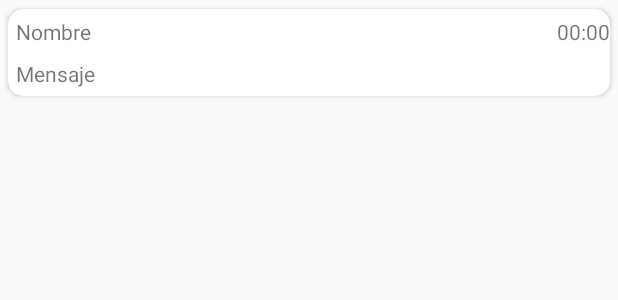
After one commit to Daniel884936/SalaChat, an Android app: the layout card_view_mensajes.xml on its own in the app's theme, with its tools: preview values and no code run, on a phone screen of 412 x 824 dp. The commit adds this screen. Shown: the top 300 px of the screen. Run offline under Robolectric (Android 15) with nearby library versions, the phone set to English and light mode, and no system bars.

Commit message:
Chat terminado

```diff
--- /dev/null
+++ b/Aplicaciones/Android/SalaChat/app/src/main/res/layout/card_view_mensajes.xml
@@ -0,0 +1,55 @@
+<?xml version="1.0" encoding="utf-8"?>
+<androidx.cardview.widget.CardView xmlns:android="http://schemas.android.com/apk/res/android"
+    android:layout_width="match_parent"
+    android:layout_height="wrap_content"
+    app:cardUseCompatPadding="true"
+    xmlns:app="http://schemas.android.com/apk/res-auto"
+    app:cardCornerRadius="10dp"
+    android:orientation="horizontal">
+    <LinearLayout
+        android:layout_width="match_parent"
+        android:layout_height="wrap_content">
+        <LinearLayout
+            android:layout_width="match_parent"
+            android:orientation="vertical"
+            android:layout_height="wrap_content">
+            <LinearLayout
+                android:layout_width="match_parent"
+                android:layout_height="wrap_content">
+                <TextView
+                    android:id="@+id/txtNombre"
+                    android:padding="5dp"
+                    android:text="Nombre"
+                    android:layout_width="wrap_content"
+                    android:layout_weight="1"
+                    android:layout_height="wrap_content">
+                </TextView>
+                <TextView
+                    android:id="@+id/txtHora"
+                    android:layout_width="wrap_content"
+                    android:layout_height="wrap_content"
+                    android:text="00:00">
+
+                </TextView>
+            </LinearLayout>
+
+            <TextView
+                android:id="@+id/txtMensaje"
+                android:paddingRight="5dp"
+                android:paddingLeft="5dp"
+                android:paddingBottom="5dp"
+                android:layout_marginTop="3dp"
+                android:text="Mensaje"
+                android:layout_width="wrap_content"
+                android:layout_height="wrap_content">
+            </TextView>
+            <ImageView
+                android:visibility="gone"
+                android:id="@+id/imgMensaje"
+                android:layout_width="wrap_content"
+                android:layout_height="wrap_content">
+
+            </ImageView>
+        </LinearLayout>
+    </LinearLayout>
+</androidx.cardview.widget.CardView>
```
Also changed, not shown: Aplicaciones/Android/SalaChat/app/build.gradle (+13 -0 lines), Aplicaciones/Android/SalaChat/app/src/main/AndroidManifest.xml (+7 -0 lines), Aplicaciones/Android/SalaChat/app/src/main/java/Entidades/Mensaje.java (added, +61 -0 lines), Aplicaciones/Android/SalaChat/app/src/main/java/com/example/salachat/AdapterMensajes.java (added, +65 -0 lines), Aplicaciones/Android/SalaChat/app/src/main/java/com/example/salachat/Chat.java (added, +153 -0 lines), Aplicaciones/Android/SalaChat/app/src/main/java/com/example/salachat/HolderMensaje.java (added, +61 -0 lines), Aplicaciones/Android/SalaChat/app/src/main/java/com/example/salachat/MainActivity.java (+23 -0 lines), Aplicaciones/Android/SalaChat/app/src/main/java/com/example/salachat/MensajeRecibir.java (added, +27 -0 lines), Aplicaciones/Android/SalaChat/app/src/main/java/com/example/salachat/MnesajeEnviar.java (added, +34 -0 lines), Aplicaciones/Android/SalaChat/app/src/main/res/layout/activity_chat.xml (added, +63 -0 lines), Aplicaciones/Android/SalaChat/app/src/main/res/layout/activity_main.xml (+8 -8 lines), 1 other file.
